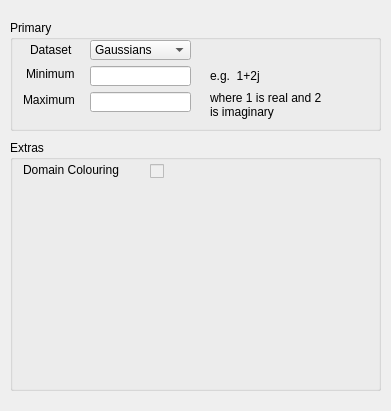
The window that ui_files/forms/complex.ui (fxcqz/Primes) describes before a commit, drawn with Qt 5.
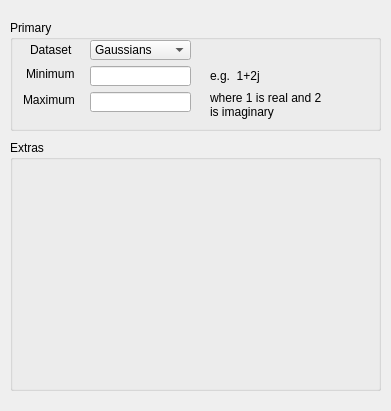
The same window after the commit.

Diff of the .ui file:
```diff
--- a/ui_files/forms/complex.ui
+++ b/ui_files/forms/complex.ui
@@ -154,35 +154,6 @@
    <property name="title">
     <string>Extras</string>
    </property>
-   <widget class="QLabel" name="label_4">
-    <property name="geometry">
-     <rect>
-      <x>13</x>
-      <y>22</y>
-      <width>111</width>
-      <height>16</height>
-     </rect>
-    </property>
-    <property name="text">
-     <string>Domain Colouring</string>
-    </property>
-   </widget>
-   <widget class="QCheckBox" name="domain_col">
-    <property name="enabled">
-     <bool>false</bool>
-    </property>
-    <property name="geometry">
-     <rect>
-      <x>140</x>
-      <y>22</y>
-      <width>85</width>
-      <height>19</height>
-     </rect>
-    </property>
-    <property name="text">
-     <string/>
-    </property>
-   </widget>
   </widget>
  </widget>
  <resources/>
```
